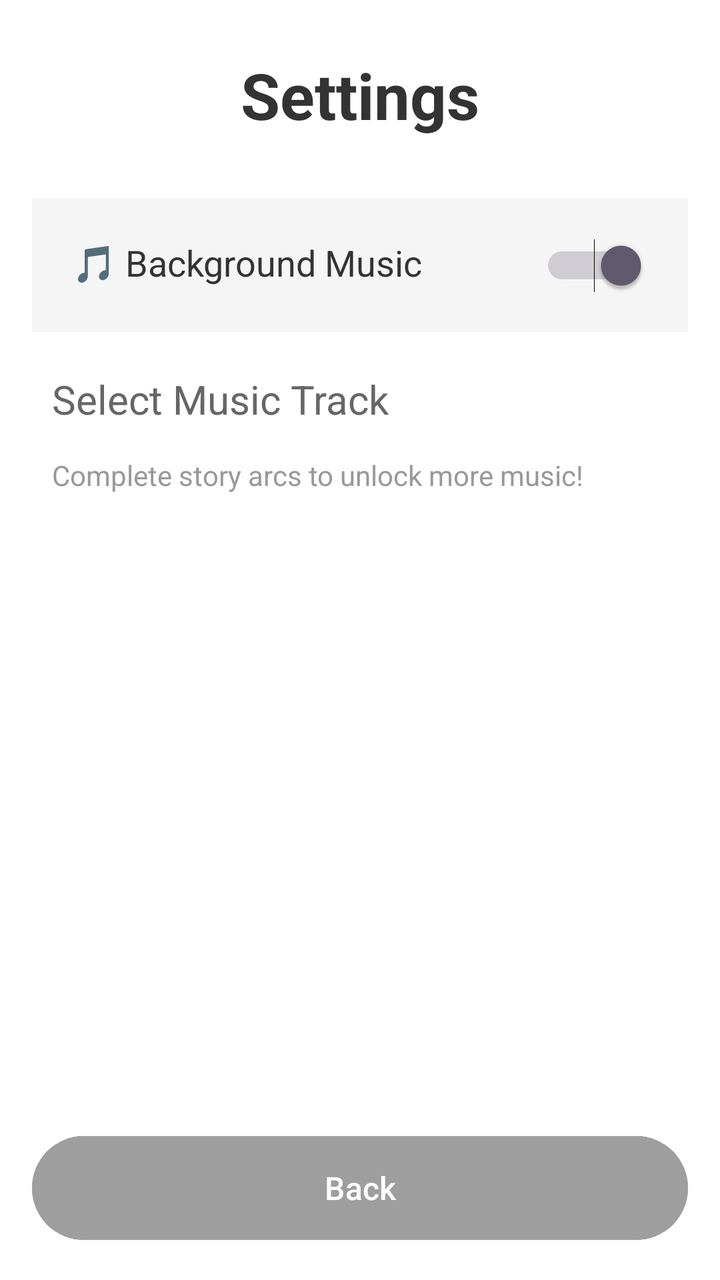
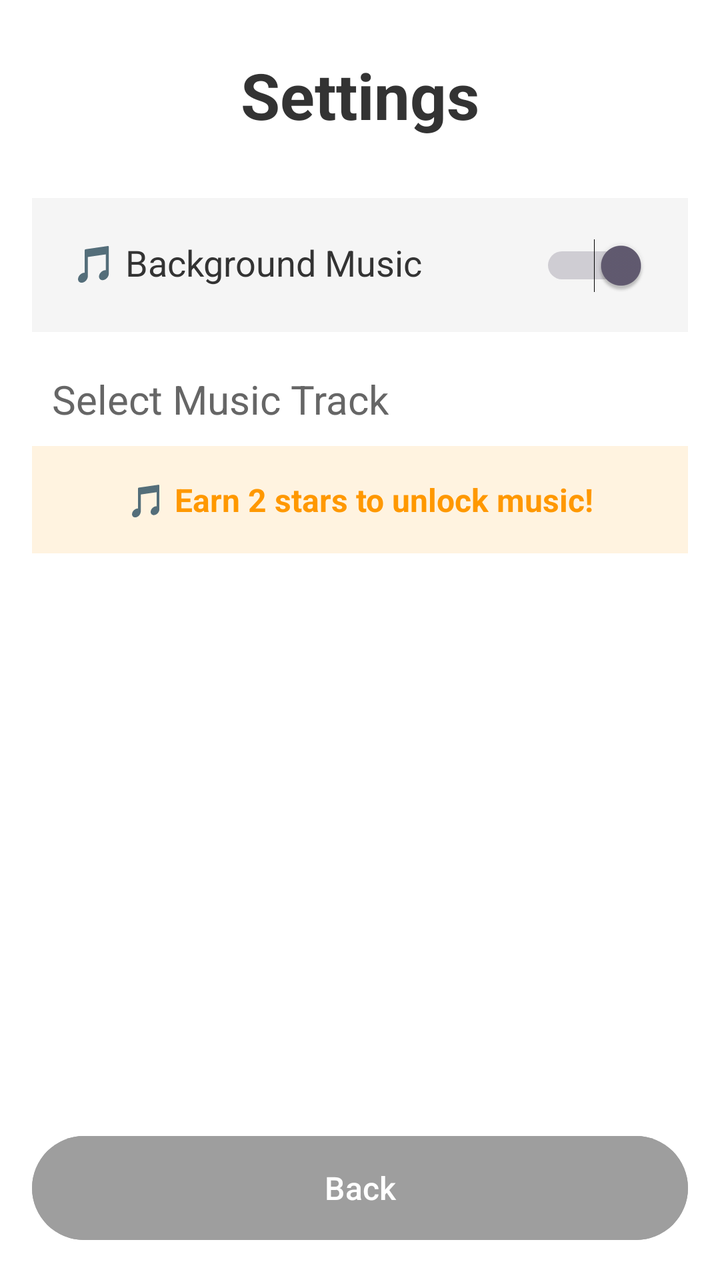

The first picture is an Android layout as it rendered before a commit; the second is the same layout after the commit. The layout source and the unified diff follow.
<!-- AndroidManifest.xml: application theme Theme.Slidr -->
<!-- res/layout/activity_settings.xml -->
<?xml version="1.0" encoding="utf-8"?>
<LinearLayout xmlns:android="http://schemas.android.com/apk/res/android"
    android:layout_width="match_parent"
    android:layout_height="match_parent"
    android:orientation="vertical"
    android:background="#FFFFFF"
    android:padding="16dp">

    <TextView
        android:id="@+id/tvSettingsTitle"
        android:layout_width="wrap_content"
        android:layout_height="wrap_content"
        android:text="Settings"
        android:textSize="32sp"
        android:textColor="#333333"
        android:textStyle="bold"
        android:layout_gravity="center"
        android:layout_marginTop="10dp"
        android:layout_marginBottom="30dp"/>

    <LinearLayout
        android:layout_width="match_parent"
        android:layout_height="wrap_content"
        android:orientation="horizontal"
        android:padding="20dp"
        android:background="#F5F5F5"
        android:layout_marginBottom="20dp">

        <TextView
            android:layout_width="0dp"
            android:layout_height="wrap_content"
            android:layout_weight="1"
            android:text="🎵 Background Music"
            android:textSize="18sp"
            android:textColor="#333333"
            android:gravity="center_vertical"/>

        <Switch
            android:id="@+id/switchMusic"
            android:layout_width="wrap_content"
            android:layout_height="wrap_content"
            android:checked="true"/>

    </LinearLayout>

    <TextView
        android:layout_width="wrap_content"
        android:layout_height="wrap_content"
        android:text="Select Music Track"
        android:textSize="20sp"
        android:textColor="#666666"
        android:layout_marginBottom="15dp"
        android:paddingStart="10dp"/>

    <TextView
        android:layout_width="wrap_content"
        android:layout_height="wrap_content"
        android:text="Complete story arcs to unlock more music!"
        android:textSize="14sp"
        android:textColor="#999999"
        android:layout_marginBottom="15dp"
        android:paddingStart="10dp"/>

    <ScrollView
        android:layout_width="match_parent"
        android:layout_height="0dp"
        android:layout_weight="1">

        <RadioGroup
            android:id="@+id/radioGroupMusic"
            android:layout_width="match_parent"
            android:layout_height="wrap_content"
            android:orientation="vertical"
            android:padding="10dp"/>

    </ScrollView>

    <Button
        android:id="@+id/btnBack"
        android:layout_width="match_parent"
        android:layout_height="60dp"
        android:text="Back"
        android:textSize="16sp"
        android:layout_marginTop="10dp"
        android:backgroundTint="#9E9E9E"/>

</LinearLayout>
<!-- resources referenced by this layout -->
<resources>
  <style name="Theme.Slidr" parent="Base.Theme.Slidr" />
  <style name="Base.Theme.Slidr" parent="Theme.Material3.DayNight.NoActionBar">
          
          
      </style>
</resources>

<!-- the commit's change to res/layout/activity_settings.xml (unified diff, before → after) -->
@@ -49,17 +49,22 @@
         android:text="Select Music Track"
         android:textSize="20sp"
         android:textColor="#666666"
-        android:layout_marginBottom="15dp"
+        android:layout_marginBottom="10dp"
         android:paddingStart="10dp"/>
 
     <TextView
-        android:layout_width="wrap_content"
+        android:id="@+id/tvUnlockHint"
+        android:layout_width="match_parent"
         android:layout_height="wrap_content"
-        android:text="Complete story arcs to unlock more music!"
-        android:textSize="14sp"
-        android:textColor="#999999"
+        android:text="🎵 Earn 2 stars to unlock music!"
+        android:textSize="16sp"
+        android:textColor="#FF9800"
+        android:textStyle="bold"
+        android:textAlignment="center"
+        android:padding="16dp"
+        android:background="#FFF3E0"
         android:layout_marginBottom="15dp"
-        android:paddingStart="10dp"/>
+        android:visibility="visible"/>
 
     <ScrollView
         android:layout_width="match_parent"
